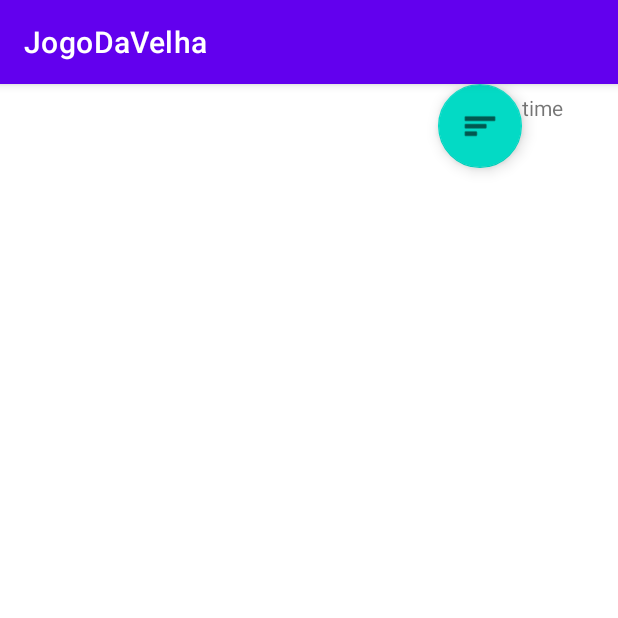
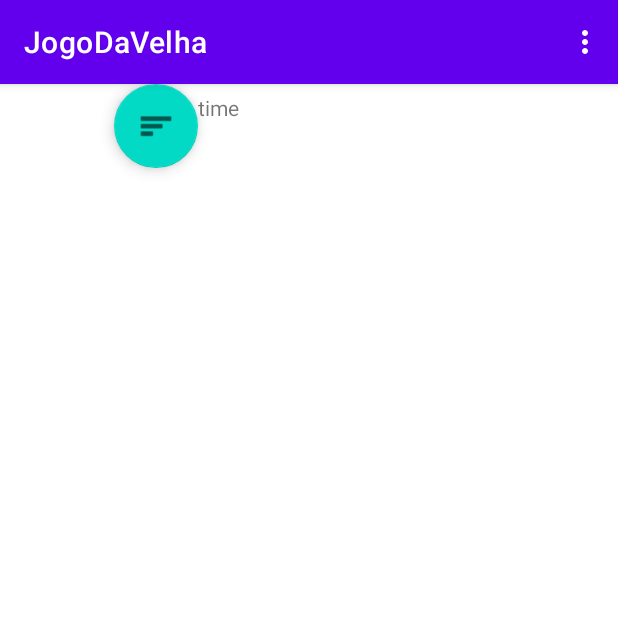
Before and after one commit to NicolyCarvalh/JogoDaForca, an Android app: the TelaJogo screen opened directly, with no data from a screen before it, on a phone screen of 412 x 824 dp, the top half of it. Run offline under Robolectric (Android 15) with nearby library versions, the phone set to English and light mode, and no system bars; Roboto replaces fonts that are not available here.

Commit message:
Adicionado Menu na Tela Principal.

```diff
--- a/app/src/main/java/com/example/jogodavelha/MenuJogo.java
+++ /dev/null
@@ -1,4 +0,0 @@
-package com.example.jogodavelha;
-
-public class MenuJogo {
-}
--- a/app/src/main/java/com/example/jogodavelha/TelaJogo.java
+++ b/app/src/main/java/com/example/jogodavelha/TelaJogo.java
@@ -4,29 +4,53 @@ import androidx.appcompat.app.AppCompatActivity;
 
 import android.content.Intent;
 import android.os.Bundle;
+import android.view.Menu;
+import android.view.MenuItem;
 import android.widget.ImageView;
 import android.widget.TextView;
+import android.widget.Toast;
 
 public class TelaJogo extends AppCompatActivity {
-    private TextView tvApelido;
-    private ImageView ivAvatar;
-
+    private TextView tvApelido, textView;
 
     @Override
     protected void onCreate(Bundle savedInstanceState) {
         super.onCreate(savedInstanceState);
         setContentView(R.layout.activity_tela_jogo);
 
+        textView = findViewById(R.id.textView);
+
         tvApelido = findViewById(R.id.tvApelido);
-        ivAvatar = findViewById(R.id.ivAvatar);
+        //ivAvatar = findViewById(R.id.ivAvatar);
 
         Intent i1 = getIntent();
         String valorRecebido = i1.getStringExtra("nick");
         tvApelido.setText(valorRecebido);
 
-        //Intent i2 = getIntent();
-        //int imagem = i2.getIntExtra("imagem", 0);
-        //ivAvatar.setImageResource(imagem);
+        int teste = getIntent().getIntExtra("imagem", 0);
+        //ivAvatar.setImageResource(teste);
+    }
+    @Override
+    public boolean onCreateOptionsMenu(Menu menu) {
+        getMenuInflater().inflate(R.menu.main_menu, menu);
+        return true;
+    }
 
+    @Override
+    public boolean onOptionsItemSelected(MenuItem item) {
+        int id = item.getItemId();
+
+        switch (id) {
+            case R.id.menu_restart:
+                Toast.makeText(this, "Partida reiniciada", Toast.LENGTH_SHORT).show();
+                return true;
+            case R.id.menu_new_game:
+                Toast.makeText(this, "Nova partida iniciada", Toast.LENGTH_SHORT).show();
+                return true;
+            case R.id.menu_exit:
+                finish();
+                return true;
+        }
+        return super.onOptionsItemSelected(item);
     }
 }
--- a/app/src/main/res/layout/activity_tela_jogo.xml
+++ b/app/src/main/res/layout/activity_tela_jogo.xml
@@ -2,6 +2,7 @@
 <LinearLayout xmlns:android="http://schemas.android.com/apk/res/android"
     xmlns:app="http://schemas.android.com/apk/res-auto"
     xmlns:tools="http://schemas.android.com/tools"
+    android:id="@+id/ivAvatar"
     android:layout_width="match_parent"
     android:layout_height="match_parent"
     android:orientation="vertical"
@@ -9,14 +10,7 @@
 
     <TableRow
         android:layout_width="match_parent"
-        android:layout_height="match_parent" >
-
-        <ImageView
-            android:id="@+id/ivAvatar"
-            android:layout_width="216dp"
-            android:layout_height="219dp"
-            android:visibility="visible"
-            tools:srcCompat="@drawable/touro" />
+        android:layout_height="match_parent">
 
         <TextView
             android:id="@+id/tvApelido"
--- /dev/null
+++ b/app/src/main/res/menu/main_menu.xml
@@ -0,0 +1,11 @@
+<menu xmlns:android="http://schemas.android.com/apk/res/android">
+    <item
+        android:id="@+id/menu_restart"
+        android:title="Reiniciar Partida" />
+    <item
+        android:id="@+id/menu_new_game"
+        android:title="Iniciar Nova Partida" />
+    <item
+        android:id="@+id/menu_exit"
+        android:title="Sair do Jogo" />
+</menu>
```
Also changed, not shown: app/src/main/java/com/example/jogodavelha/MainActivity.java (+6 -5 lines), app/src/main/res/layout/activity_menu_jogo.xml (deleted, +0 -35 lines).
